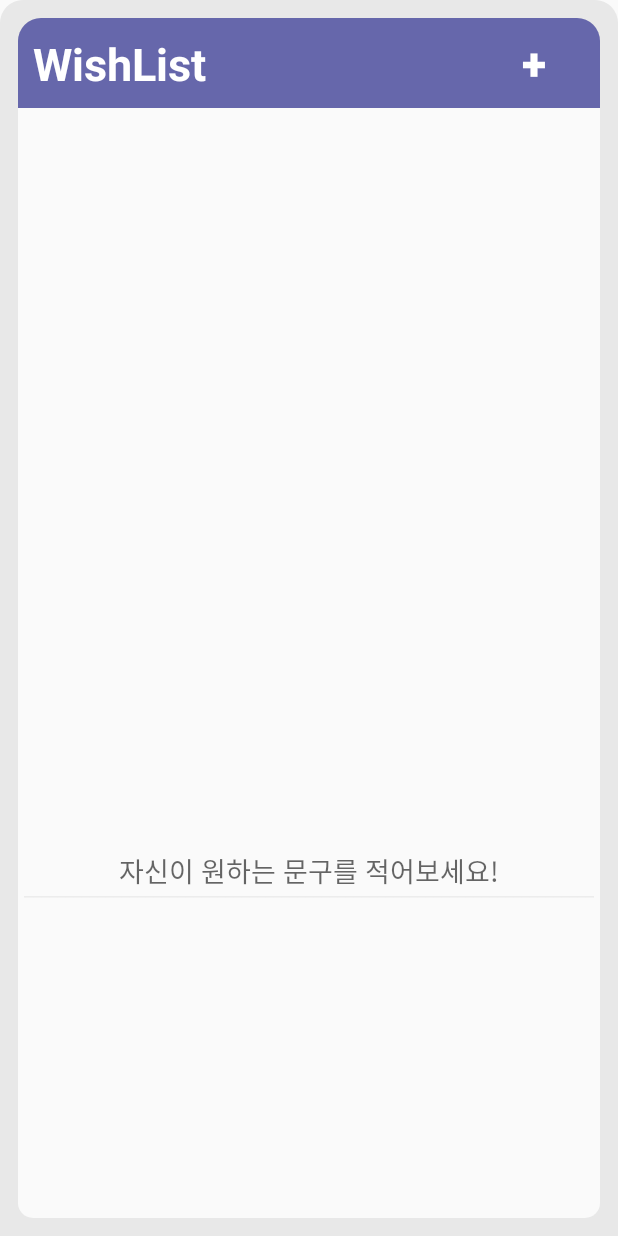
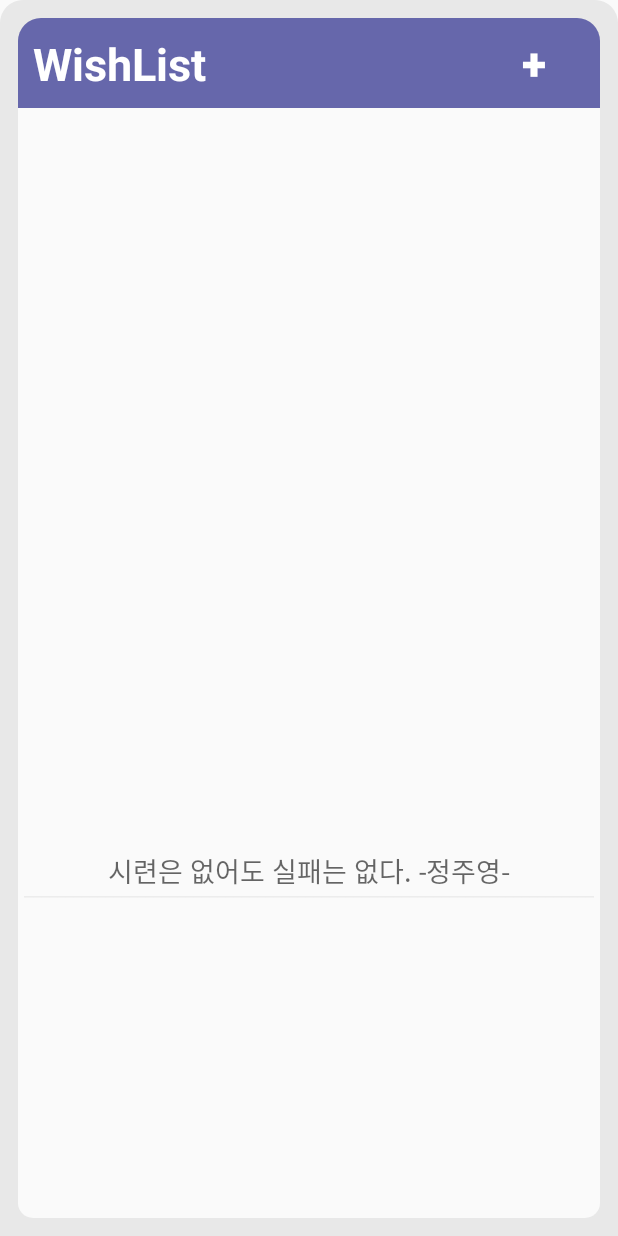
Before and after one commit to WishList2022/UnicornWish, an Android app: the MainActivity screen opened directly, with no data from a screen before it, on a phone screen of 412 x 824 dp. Run offline under Robolectric (Android 15) with nearby library versions, the phone set to English and light mode, and no system bars.

Commit message:
프로젝트 완성

```diff
--- a/RecyclerView_TodoListIntent/app/src/main/java/org/techtown/Activity/MainAdapter.java
+++ b/RecyclerView_TodoListIntent/app/src/main/java/org/techtown/Activity/MainAdapter.java
@@ -73,6 +73,7 @@ public class MainAdapter extends RecyclerView.Adapter<MainAdapter.CustomViewHold
                 intent.putExtra("content", arrayList.get(position).getContent());
                 intent.putExtra("id", arrayList.get(position).getFeed_id());
 
+
                 v.getContext().startActivity(intent);
 
             }
--- a/RecyclerView_TodoListIntent/app/src/main/res/layout/activity_main.xml
+++ b/RecyclerView_TodoListIntent/app/src/main/res/layout/activity_main.xml
@@ -84,7 +84,7 @@
                 android:layout_width="match_parent"
                 android:layout_height="50dp"
                 android:backgroundTint="@color/background_nor"
-                android:hint="자신이 원하는 문구를 적어보세요!"
+                android:hint="시련은 없어도 실패는 없다. -정주영-"
                 android:textAlignment="center">
 
 
```
